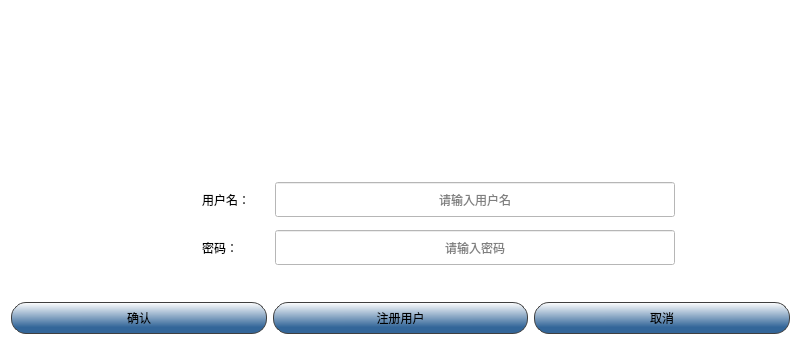
Old version of the form UI/LogInWindow.ui in the repository peipan/charge_station.
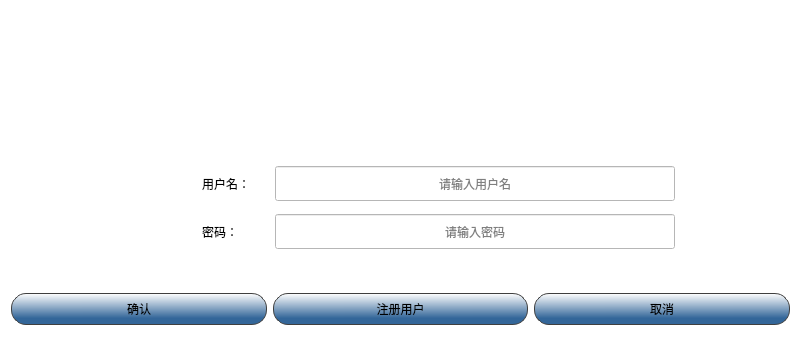
New version of the form. Icons and pictures are not drawn.

Commit message: plot login params页面

```diff
--- a/UI/LogInWindow.ui
+++ b/UI/LogInWindow.ui
@@ -26,27 +26,21 @@
    <string notr="true">background-color: rgb(255, 255, 255)</string>
   </property>
   <layout class="QGridLayout" name="gridLayout">
-   <item row="0" column="0">
-    <widget class="QLabel" name="label_8">
-     <property name="minimumSize">
+   <item row="2" column="0">
+    <widget class="QLabel" name="label">
+     <property name="maximumSize">
       <size>
-       <width>779</width>
+       <width>16777215</width>
        <height>100</height>
       </size>
      </property>
-     <property name="styleSheet">
-      <string notr="true">border-image: url(:/image/edge.png);</string>
-     </property>
      <property name="text">
-      <string>&lt;html&gt;&lt;head/&gt;&lt;body&gt;&lt;p align=&quot;center&quot;&gt;&lt;span style=&quot; font-size:22pt; font-weight:600; color:#ffffff;&quot;&gt;北京市计量检测科学研究院--用户登录&lt;/span&gt;&lt;/p&gt;&lt;/body&gt;&lt;/html&gt;</string>
-     </property>
-     <property name="alignment">
-      <set>Qt::AlignCenter</set>
+      <string>&lt;html&gt;&lt;head/&gt;&lt;body&gt;&lt;p&gt;&lt;img src=&quot;:/image/edge(login).png&quot;/&gt;&lt;/p&gt;&lt;/body&gt;&lt;/html&gt;</string>
      </property>
     </widget>
    </item>
-   <item row="1" column="0">
-    <spacer name="verticalSpacer">
+   <item row="5" column="0">
+    <spacer name="verticalSpacer_4">
      <property name="orientation">
       <enum>Qt::Vertical</enum>
      </property>
@@ -55,13 +49,65 @@
      </property>
      <property name="sizeHint" stdset="0">
       <size>
-       <width>20</width>
-       <height>35</height>
+       <width>18</width>
+       <height>31</height>
       </size>
      </property>
     </spacer>
    </item>
-   <item row="2" column="0">
+   <item row="6" column="0">
+    <layout class="QHBoxLayout" name="horizontalLayout">
+     <item>
+      <widget class="QPushButton" name="btn_confirm">
+       <property name="styleSheet">
+        <string notr="true">background-color: qlineargradient(spread:pad, x1:0.541701, y1:1, x2:0.537, y2:0, stop:0.20398 rgba(51, 102, 153, 255), stop:1 rgba(255, 255, 255, 255));
+border-style:none;
+border:1px solid #3f3f3f; 
+
+padding:5px;
+min-height:20px;
+border-radius:15px;</string>
+       </property>
+       <property name="text">
+        <string>确认</string>
+       </property>
+      </widget>
+     </item>
+     <item>
+      <widget class="QPushButton" name="btn_register">
+       <property name="styleSheet">
+        <string notr="true">background-color: qlineargradient(spread:pad, x1:0.541701, y1:1, x2:0.537, y2:0, stop:0.20398 rgba(51, 102, 153, 255), stop:1 rgba(255, 255, 255, 255));
+border-style:none;
+border:1px solid #3f3f3f; 
+
+padding:5px;
+min-height:20px;
+border-radius:15px;</string>
+       </property>
+       <property name="text">
+        <string>注册用户</string>
+       </property>
+      </widget>
+     </item>
+     <item>
+      <widget class="QPushButton" name="btn_cancel">
+       <property name="styleSheet">
+        <string notr="true">background-color: qlineargradient(spread:pad, x1:0.541701, y1:1, x2:0.537, y2:0, stop:0.20398 rgba(51, 102, 153, 255), stop:1 rgba(255, 255, 255, 255));
+border-style:none;
+border:1px solid #3f3f3f; 
+
+padding:5px;
+min-height:20px;
+border-radius:15px;</string>
+       </property>
+       <property name="text">
+        <string>取消</string>
+       </property>
+      </widget>
+     </item>
+    </layout>
+   </item>
+   <item row="4" column="0">
     <layout class="QHBoxLayout" name="horizontalLayout_4">
      <item>
       <widget class="QLabel" name="label_9">
@@ -78,10 +124,13 @@
         </size>
        </property>
        <property name="styleSheet">
-        <string notr="true">image: url(:/image/main_title.jpg);</string>
+        <string notr="true"/>
        </property>
        <property name="text">
-        <string>&lt;html&gt;&lt;head/&gt;&lt;body&gt;&lt;p&gt;&lt;br/&gt;&lt;/p&gt;&lt;/body&gt;&lt;/html&gt;</string>
+        <string/>
+       </property>
+       <property name="pixmap">
+        <pixmap resource="main.qrc">:/image/main_title.jpg</pixmap>
        </property>
       </widget>
      </item>
@@ -219,7 +268,7 @@
     </layout>
    </item>
    <item row="3" column="0">
-    <spacer name="verticalSpacer_4">
+    <spacer name="verticalSpacer">
      <property name="orientation">
       <enum>Qt::Vertical</enum>
      </property>
@@ -228,64 +277,12 @@
      </property>
      <property name="sizeHint" stdset="0">
       <size>
-       <width>18</width>
-       <height>31</height>
+       <width>20</width>
+       <height>35</height>
       </size>
      </property>
     </spacer>
    </item>
-   <item row="4" column="0">
-    <layout class="QHBoxLayout" name="horizontalLayout">
-     <item>
-      <widget class="QPushButton" name="btn_confirm">
-       <property name="styleSheet">
-        <string notr="true">background-color: qlineargradient(spread:pad, x1:0.541701, y1:1, x2:0.537, y2:0, stop:0.20398 rgba(51, 102, 153, 255), stop:1 rgba(255, 255, 255, 255));
-border-style:none;
-border:1px solid #3f3f3f; 
-
-padding:5px;
-min-height:20px;
-border-radius:15px;</string>
-       </property>
-       <property name="text">
-        <string>确认</string>
-       </property>
-      </widget>
-     </item>
-     <item>
-      <widget class="QPushButton" name="btn_register">
-       <property name="styleSheet">
-        <string notr="true">background-color: qlineargradient(spread:pad, x1:0.541701, y1:1, x2:0.537, y2:0, stop:0.20398 rgba(51, 102, 153, 255), stop:1 rgba(255, 255, 255, 255));
-border-style:none;
-border:1px solid #3f3f3f; 
-
-padding:5px;
-min-height:20px;
-border-radius:15px;</string>
-       </property>
-       <property name="text">
-        <string>注册用户</string>
-       </property>
-      </widget>
-     </item>
-     <item>
-      <widget class="QPushButton" name="btn_cancel">
-       <property name="styleSheet">
-        <string notr="true">background-color: qlineargradient(spread:pad, x1:0.541701, y1:1, x2:0.537, y2:0, stop:0.20398 rgba(51, 102, 153, 255), stop:1 rgba(255, 255, 255, 255));
-border-style:none;
-border:1px solid #3f3f3f; 
-
-padding:5px;
-min-height:20px;
-border-radius:15px;</string>
-       </property>
-       <property name="text">
-        <string>取消</string>
-       </property>
-      </widget>
-     </item>
-    </layout>
-   </item>
   </layout>
  </widget>
  <resources>
```
The commit also changes 24 other files.
